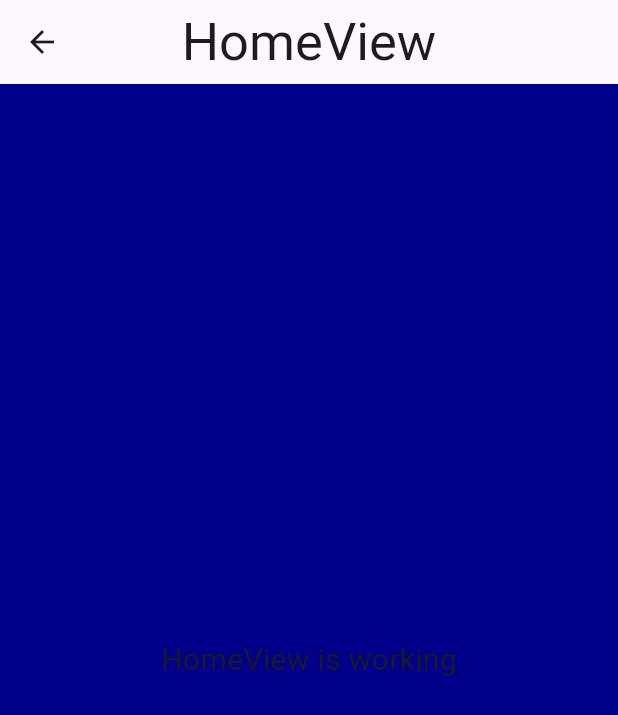
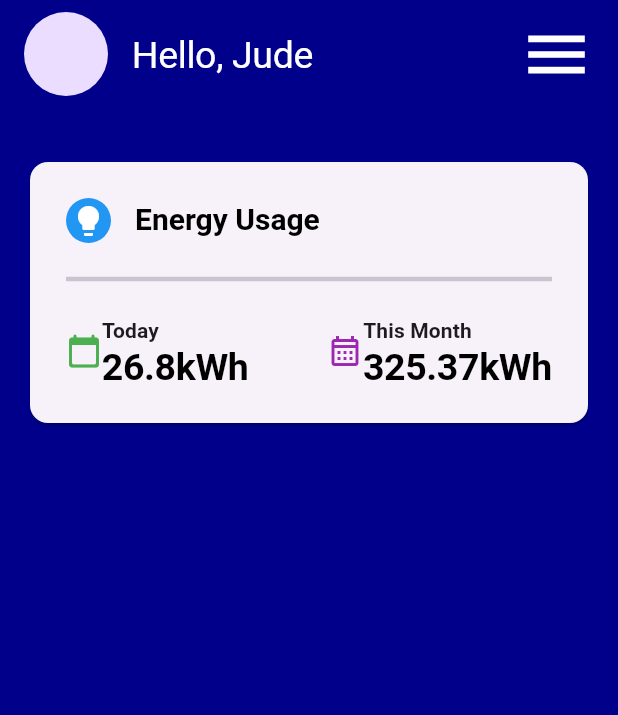
Before and after one commit to Serkhani/energyapp, a Flutter app: the HomeView screen opened by its route, on a phone screen of 412 x 824 dp. Shown: the top 715 px of the screen. Run offline on Flutter 3.47's test engine with Material 2 defaults, Android fonts, the phone set to English and light mode, and no system bars; our stand-ins replace get; accounts and stored records are empty.

Commit message:
energy usage view added

```diff
--- a/lib/app/modules/home/controllers/home_controller.dart
+++ b/lib/app/modules/home/controllers/home_controller.dart
@@ -1,11 +1,15 @@
+import 'package:energy/app/data/user.dart';
 import 'package:get/get.dart';
 
 class HomeController extends GetxController {
-  //TODO: Implement HomeController
-
-  final count = 0.obs;
+  late User user;
   @override
   void onInit() {
+    user = const User(
+        name: 'Jude Boachie',
+        img: 'assets/profile.png',
+        energyUsed2day: 26.8,
+        energyUsedInMonth: 325.37);
     super.onInit();
   }
 
@@ -19,5 +23,4 @@ class HomeController extends GetxController {
     super.onClose();
   }
 
-  void increment() => count.value++;
 }
--- /dev/null
+++ b/lib/app/modules/home/views/energyusage_view.dart
@@ -0,0 +1,85 @@
+import 'package:energy/app/modules/home/controllers/home_controller.dart';
+import 'package:flutter/material.dart';
+
+import 'package:get/get.dart';
+
+class EnergyUsageView extends GetView<HomeController> {
+  const EnergyUsageView({Key? key}) : super(key: key);
+  @override
+  Widget build(BuildContext context) {
+    return Card(
+      child: Padding(
+        padding: const EdgeInsets.all(24.0),
+        child: Column(
+          children: [
+            Row(
+              children: [
+                Container(
+                  padding: const EdgeInsets.all(3.0),
+                  decoration: const BoxDecoration(
+                    shape: BoxShape.circle,
+                    color: Colors.blue
+                  ),
+                  child: const Icon(Icons.lightbulb, color: Colors.white,),),
+                 Padding(
+                  padding:const EdgeInsets.only(left: 16.0),
+                  child: Text('Energy Usage',
+                  style: Theme.of(context).textTheme.displayMedium!.copyWith(color: Colors.black),),
+                )
+              ],
+            ),
+            const Padding(
+              padding: EdgeInsets.symmetric(vertical: 16.0),
+              child: Divider(
+                thickness: 3.0,
+              ),
+            ),
+            Row(
+              mainAxisAlignment: MainAxisAlignment.spaceBetween,
+              children: [
+                Row(
+                  children: [
+                    const Icon(Icons.calendar_today_rounded, color: Colors.green,),
+                    Text.rich(
+                      TextSpan(
+                        text: 'Today\n',
+                        style: Theme.of(context).textTheme.titleSmall,
+                        children: [
+                          TextSpan(
+                            text: '${controller.user.energyUsed2day}kWh',
+                            style: Theme.of(context).textTheme.displayLarge!.copyWith(
+                              fontWeight: FontWeight.bold,
+                              color: Colors.black)
+                          )
+                        ]
+                      )
+                    )
+                  ],
+                ),
+                Row(
+                  children: [
+                    const Icon(Icons.calendar_month_outlined, color: Colors.purple,),
+                    Text.rich(
+                      TextSpan(
+                        text: 'This Month\n',
+                        style: Theme.of(context).textTheme.titleSmall,
+                        children: [
+                          TextSpan(
+                            text: '${controller.user.energyUsedInMonth}kWh',
+                            style: Theme.of(context).textTheme.displayLarge!.copyWith(
+                              fontWeight: FontWeight.bold,
+                              color: Colors.black)
+                          )
+                        ]
+                      )
+                    )
+                  ],
+                )
+              ],
+            )
+          ],
+        ),
+      ),
+    );
+  }
+}
--- a/lib/app/modules/home/views/home_view.dart
+++ b/lib/app/modules/home/views/home_view.dart
@@ -1,3 +1,4 @@
+import 'package:energy/app/modules/home/views/energyusage_view.dart';
 import 'package:flutter/material.dart';
 
 import 'package:get/get.dart';
@@ -8,16 +9,32 @@ class HomeView extends GetView<HomeController> {
   const HomeView({Key? key}) : super(key: key);
   @override
   Widget build(BuildContext context) {
-    return Scaffold(
-      appBar: AppBar(
-        title: const Text('HomeView'),
-        centerTitle: true,
-      ),
-      body: Center(
-        child: Text(
-          'HomeView is working',
-          style: TextStyle(fontSize: 20),
+    return Container(
+      color: Theme.of(context).scaffoldBackgroundColor,
+      padding: const EdgeInsets.symmetric(horizontal: 16.0, vertical: 8.0),
+      child: Scaffold(
+        appBar: AppBar(
+          leading: const CircleAvatar(radius: 3.0,),
+          title: Text('Hello, ${controller.user.name.split(' ')[0]}',
+          style: Theme.of(context).textTheme.displayLarge,),
+          centerTitle: false,
+          backgroundColor: Colors.transparent,
+          elevation: 0.0,
+          actions: [
+            PopupMenuButton(
+              child: const Icon(Icons.menu, size: 50.0, color: Colors.white,),
+              itemBuilder: (context) => List.generate(3,(index) => const PopupMenuItem(child: ListTile(title: Text('Some stuff'),),),),
+              ),
+          ],
         ),
+        body: Column(
+          children: const [
+            Padding(
+              padding: EdgeInsets.symmetric(vertical: 40.0),
+              child: EnergyUsageView(),
+            )
+          ],
+        )
       ),
     );
   }
```
